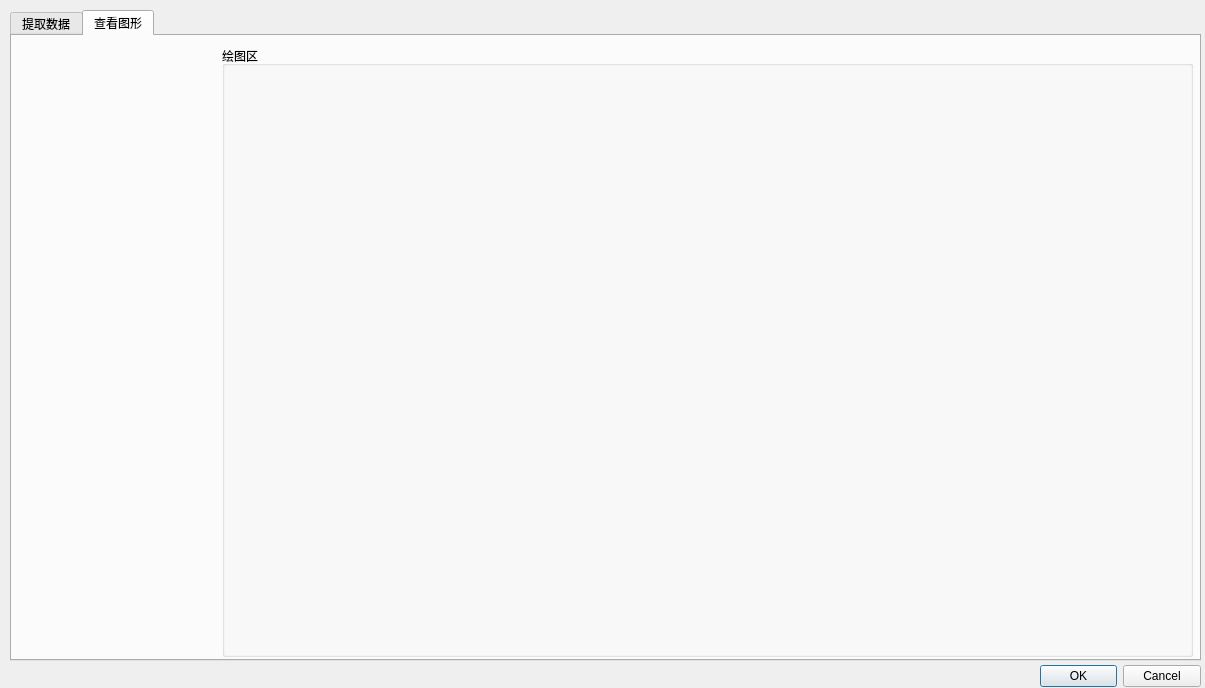
First picture: the form in DevelopStock/TdxData/TdxAudTool.ui, repository smqhrb/Stock, before the edit.
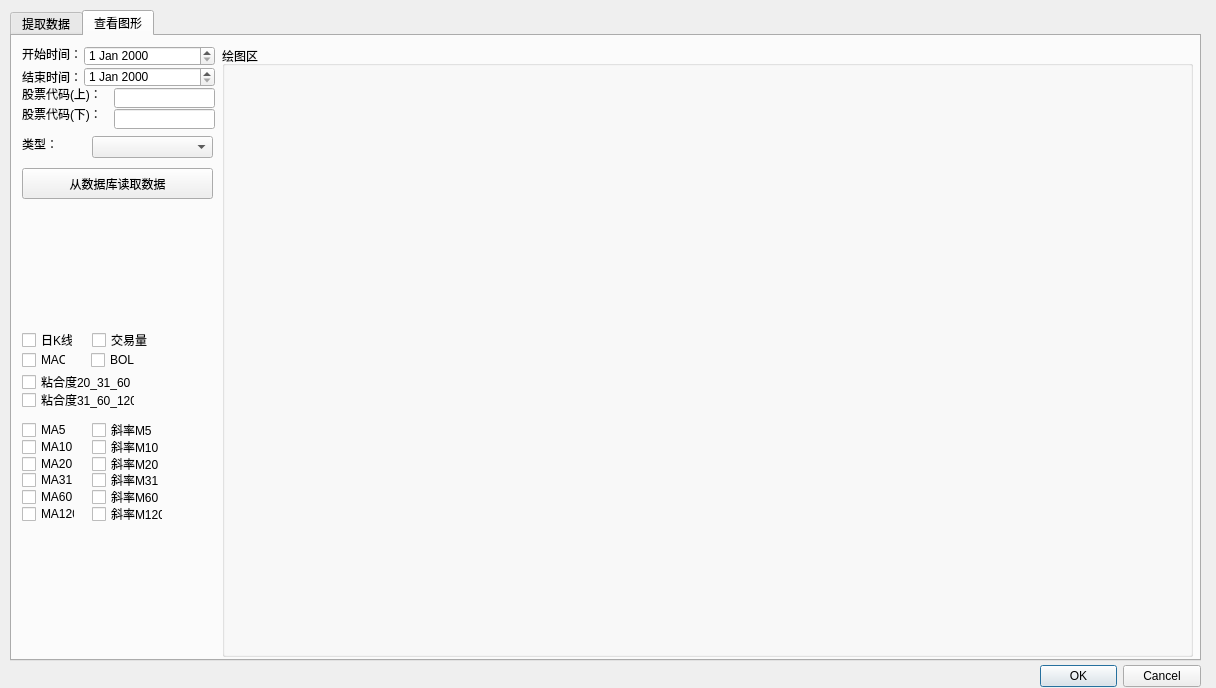
Second picture: the form after the edit.

Patch:
```diff
--- a/DevelopStock/TdxData/TdxAudTool.ui
+++ b/DevelopStock/TdxData/TdxAudTool.ui
@@ -6,7 +6,7 @@
    <rect>
     <x>0</x>
     <y>0</y>
-    <width>1205</width>
+    <width>1216</width>
     <height>688</height>
    </rect>
   </property>
@@ -337,6 +337,371 @@
       <string>绘图区</string>
      </property>
     </widget>
+    <widget class="QDateEdit" name="dateEdit_Start">
+     <property name="geometry">
+      <rect>
+       <x>72</x>
+       <y>10</y>
+       <width>131</width>
+       <height>20</height>
+      </rect>
+     </property>
+    </widget>
+    <widget class="QDateEdit" name="dateEdit_End">
+     <property name="geometry">
+      <rect>
+       <x>72</x>
+       <y>31</y>
+       <width>131</width>
+       <height>20</height>
+      </rect>
+     </property>
+    </widget>
+    <widget class="QLineEdit" name="lineEdit_CodeUp">
+     <property name="geometry">
+      <rect>
+       <x>102</x>
+       <y>52</y>
+       <width>101</width>
+       <height>20</height>
+      </rect>
+     </property>
+    </widget>
+    <widget class="QLineEdit" name="lineEdit_CodeDn">
+     <property name="geometry">
+      <rect>
+       <x>102</x>
+       <y>73</y>
+       <width>101</width>
+       <height>20</height>
+      </rect>
+     </property>
+    </widget>
+    <widget class="QCheckBox" name="cb_MACD">
+     <property name="geometry">
+      <rect>
+       <x>10</x>
+       <y>316</y>
+       <width>44</width>
+       <height>16</height>
+      </rect>
+     </property>
+     <property name="text">
+      <string>MACD</string>
+     </property>
+    </widget>
+    <widget class="QCheckBox" name="cb_slopeMA5">
+     <property name="geometry">
+      <rect>
+       <x>80</x>
+       <y>386</y>
+       <width>71</width>
+       <height>16</height>
+      </rect>
+     </property>
+     <property name="text">
+      <string>斜率M5</string>
+     </property>
+    </widget>
+    <widget class="QCheckBox" name="cb_nhd_20_31_60">
+     <property name="geometry">
+      <rect>
+       <x>10</x>
+       <y>338</y>
+       <width>113</width>
+       <height>16</height>
+      </rect>
+     </property>
+     <property name="text">
+      <string>粘合度20_31_60</string>
+     </property>
+    </widget>
+    <widget class="QCheckBox" name="cb_MA5">
+     <property name="geometry">
+      <rect>
+       <x>10</x>
+       <y>386</y>
+       <width>53</width>
+       <height>16</height>
+      </rect>
+     </property>
+     <property name="text">
+      <string>MA5</string>
+     </property>
+    </widget>
+    <widget class="QLabel" name="label_7">
+     <property name="geometry">
+      <rect>
+       <x>10</x>
+       <y>10</y>
+       <width>84</width>
+       <height>16</height>
+      </rect>
+     </property>
+     <property name="text">
+      <string>开始时间：</string>
+     </property>
+    </widget>
+    <widget class="QLabel" name="label_12">
+     <property name="geometry">
+      <rect>
+       <x>10</x>
+       <y>33</y>
+       <width>84</width>
+       <height>16</height>
+      </rect>
+     </property>
+     <property name="text">
+      <string>结束时间：</string>
+     </property>
+    </widget>
+    <widget class="QLabel" name="label_13">
+     <property name="geometry">
+      <rect>
+       <x>10</x>
+       <y>50</y>
+       <width>84</width>
+       <height>16</height>
+      </rect>
+     </property>
+     <property name="text">
+      <string>股票代码(上)：</string>
+     </property>
+    </widget>
+    <widget class="QLabel" name="label_14">
+     <property name="geometry">
+      <rect>
+       <x>10</x>
+       <y>70</y>
+       <width>84</width>
+       <height>16</height>
+      </rect>
+     </property>
+     <property name="text">
+      <string>股票代码(下)：</string>
+     </property>
+    </widget>
+    <widget class="QCheckBox" name="cb_MA10">
+     <property name="geometry">
+      <rect>
+       <x>10</x>
+       <y>403</y>
+       <width>53</width>
+       <height>16</height>
+      </rect>
+     </property>
+     <property name="text">
+      <string>MA10</string>
+     </property>
+    </widget>
+    <widget class="QCheckBox" name="cb_MA20">
+     <property name="geometry">
+      <rect>
+       <x>10</x>
+       <y>420</y>
+       <width>53</width>
+       <height>16</height>
+      </rect>
+     </property>
+     <property name="text">
+      <string>MA20</string>
+     </property>
+    </widget>
+    <widget class="QCheckBox" name="cb_MA31">
+     <property name="geometry">
+      <rect>
+       <x>10</x>
+       <y>436</y>
+       <width>53</width>
+       <height>16</height>
+      </rect>
+     </property>
+     <property name="text">
+      <string>MA31</string>
+     </property>
+    </widget>
+    <widget class="QCheckBox" name="cb_MA60">
+     <property name="geometry">
+      <rect>
+       <x>10</x>
+       <y>453</y>
+       <width>53</width>
+       <height>16</height>
+      </rect>
+     </property>
+     <property name="text">
+      <string>MA60</string>
+     </property>
+    </widget>
+    <widget class="QCheckBox" name="cb_MA120">
+     <property name="geometry">
+      <rect>
+       <x>10</x>
+       <y>470</y>
+       <width>53</width>
+       <height>16</height>
+      </rect>
+     </property>
+     <property name="text">
+      <string>MA120</string>
+     </property>
+    </widget>
+    <widget class="QCheckBox" name="cb_slopeMA10">
+     <property name="geometry">
+      <rect>
+       <x>80</x>
+       <y>403</y>
+       <width>71</width>
+       <height>16</height>
+      </rect>
+     </property>
+     <property name="text">
+      <string>斜率M10</string>
+     </property>
+    </widget>
+    <widget class="QCheckBox" name="cb_slopeMA20">
+     <property name="geometry">
+      <rect>
+       <x>80</x>
+       <y>420</y>
+       <width>71</width>
+       <height>16</height>
+      </rect>
+     </property>
+     <property name="text">
+      <string>斜率M20</string>
+     </property>
+    </widget>
+    <widget class="QCheckBox" name="cb_slopeMA31">
+     <property name="geometry">
+      <rect>
+       <x>80</x>
+       <y>436</y>
+       <width>71</width>
+       <height>16</height>
+      </rect>
+     </property>
+     <property name="text">
+      <string>斜率M31</string>
+     </property>
+    </widget>
+    <widget class="QCheckBox" name="cb_slopeMA60">
+     <property name="geometry">
+      <rect>
+       <x>80</x>
+       <y>453</y>
+       <width>71</width>
+       <height>16</height>
+      </rect>
+     </property>
+     <property name="text">
+      <string>斜率M60</string>
+     </property>
+    </widget>
+    <widget class="QCheckBox" name="cb_slopeMA120">
+     <property name="geometry">
+      <rect>
+       <x>80</x>
+       <y>470</y>
+       <width>71</width>
+       <height>16</height>
+      </rect>
+     </property>
+     <property name="text">
+      <string>斜率M120</string>
+     </property>
+    </widget>
+    <widget class="QCheckBox" name="cb_BOLL">
+     <property name="geometry">
+      <rect>
+       <x>79</x>
+       <y>316</y>
+       <width>44</width>
+       <height>16</height>
+      </rect>
+     </property>
+     <property name="text">
+      <string>BOLL</string>
+     </property>
+    </widget>
+    <widget class="QCheckBox" name="cb_nhd31_60_120">
+     <property name="geometry">
+      <rect>
+       <x>10</x>
+       <y>356</y>
+       <width>113</width>
+       <height>16</height>
+      </rect>
+     </property>
+     <property name="text">
+      <string>粘合度31_60_120</string>
+     </property>
+    </widget>
+    <widget class="QComboBox" name="comboBox">
+     <property name="geometry">
+      <rect>
+       <x>80</x>
+       <y>100</y>
+       <width>121</width>
+       <height>22</height>
+      </rect>
+     </property>
+     <property name="acceptDrops">
+      <bool>true</bool>
+     </property>
+    </widget>
+    <widget class="QLabel" name="label_15">
+     <property name="geometry">
+      <rect>
+       <x>10</x>
+       <y>100</y>
+       <width>51</width>
+       <height>16</height>
+      </rect>
+     </property>
+     <property name="text">
+      <string>类型：</string>
+     </property>
+    </widget>
+    <widget class="QCheckBox" name="cb_kLine">
+     <property name="geometry">
+      <rect>
+       <x>10</x>
+       <y>296</y>
+       <width>51</width>
+       <height>16</height>
+      </rect>
+     </property>
+     <property name="text">
+      <string>日K线</string>
+     </property>
+    </widget>
+    <widget class="QCheckBox" name="cb_volume">
+     <property name="geometry">
+      <rect>
+       <x>80</x>
+       <y>296</y>
+       <width>61</width>
+       <height>16</height>
+      </rect>
+     </property>
+     <property name="text">
+      <string>交易量</string>
+     </property>
+    </widget>
+    <widget class="QPushButton" name="btn_getValue">
+     <property name="geometry">
+      <rect>
+       <x>10</x>
+       <y>132</y>
+       <width>191</width>
+       <height>31</height>
+      </rect>
+     </property>
+     <property name="text">
+      <string>从数据库读取数据</string>
+     </property>
+    </widget>
    </widget>
   </widget>
  </widget>
```
Left out of the diff: 2 changed lines with no effect on the pictures.
